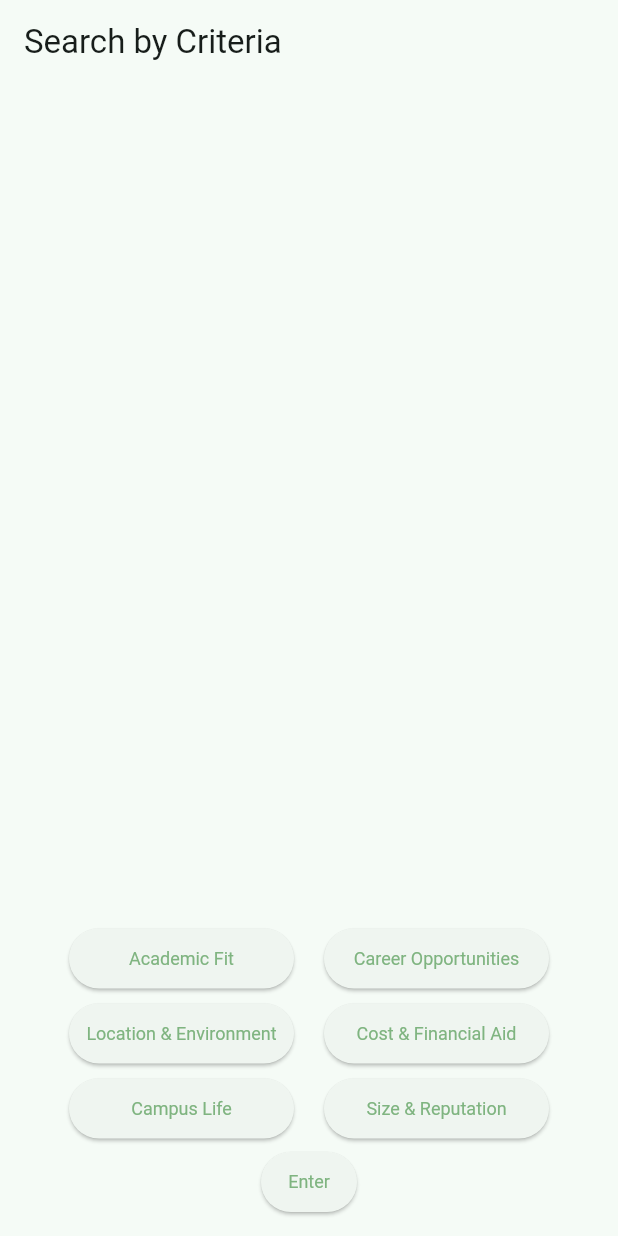
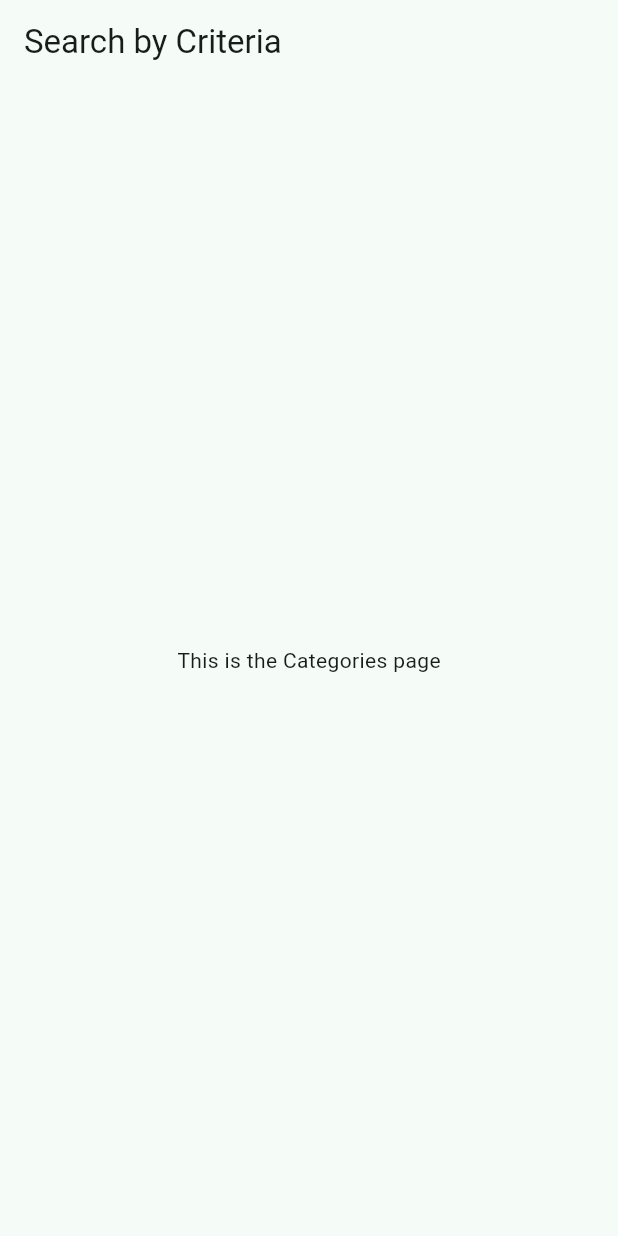
Before and after one commit to evelynyee27/iqp-demo, a Flutter app: the Categories screen opened by its route, on a phone screen of 412 x 824 dp. Run offline on Flutter 3.47's test engine with Material 3 defaults, Android fonts, the phone set to English and light mode, and no system bars; our stand-ins replace go_router.

```diff
--- /dev/null
+++ b/devtools_options.yaml
@@ -0,0 +1,3 @@
+description: This file stores settings for Dart & Flutter DevTools.
+documentation: https://docs.flutter.dev/tools/devtools/extensions#configure-extension-enablement-states
+extensions:
--- a/lib/categories.dart
+++ b/lib/categories.dart
@@ -3,97 +3,14 @@ import 'package:flutter/material.dart';
 class Categories extends StatelessWidget {
   const Categories({super.key});
 
-  void _submitCategories() {}
-
   @override
   Widget build(BuildContext context) {
-    List<String> leftCategories = [
-      "Academic Fit",
-      "Location & Environment",
-      "Campus Life",
-    ];
-
-    List<String> rightCategories = [
-      "Career Opportunities",
-      "Cost & Financial Aid",
-      "Size & Reputation",
-    ];
-
-    double buttonWidth = 150.0; // Set the fixed width for buttons
-
     return Scaffold(
-      appBar: AppBar(title: const Text('Search by Criteria')),
-
-      body: Padding(
-        padding: const EdgeInsets.all(2.0),
-        child: Column(
-          mainAxisAlignment: MainAxisAlignment.end,
-          crossAxisAlignment: CrossAxisAlignment.center,
-          children: [
-            Row(
-              mainAxisAlignment: MainAxisAlignment.center,
-              crossAxisAlignment: CrossAxisAlignment.center,
-              children: [
-                Column(
-                  crossAxisAlignment: CrossAxisAlignment.center,
-                  children: [
-                    ...leftCategories.map((label) {
-                      return Padding(
-                        padding: const EdgeInsets.symmetric(vertical: 1, horizontal: 5),
-                        child: SizedBox(
-                          width: buttonWidth,
-                          child: ElevatedButton(
-                            onPressed: _submitCategories,
-                            style: ElevatedButton.styleFrom(
-                              foregroundColor: Color(0xFF7fb480),
-                              textStyle: TextStyle(fontSize: 12),
-                              padding: EdgeInsets.symmetric(vertical: 5),
-                            ),
-                            child: Text(label),
-                          ),
-                        ),
-                      );
-                    }).toList(),
-                  ],
-                ),
-                const SizedBox(width: 10),
-                Column(
-                  crossAxisAlignment: CrossAxisAlignment.center,
-                  children: [
-                    ...rightCategories.map((label) {
-                      return Padding(
-                        padding: const EdgeInsets.symmetric(vertical: 1, horizontal: 5),
-                        child: SizedBox(
-                          width: buttonWidth,
-                          child: ElevatedButton(
-                            onPressed: _submitCategories,
-                            style: ElevatedButton.styleFrom(
-                              foregroundColor: Color(0xFF7fb480),
-                              textStyle: TextStyle(fontSize: 12),
-                              padding: EdgeInsets.symmetric(vertical: 5),
-                            ),
-                            child: Text(label),
-                          ),
-                        ),
-                      );
-                    }).toList(),
-                  ],
-                ),
-              ],
-            ),
-
-            ElevatedButton(
-              onPressed: _submitCategories,
-              style: ElevatedButton.styleFrom(
-                foregroundColor: Color(0xFF7fb480),
-                textStyle: TextStyle(fontSize: 12),
-                padding: EdgeInsets.symmetric(vertical: 10, horizontal: 5),
-              ),
-              child: const Text("Enter"),
-            ),
-            const SizedBox(width: 25, height: 10),
-          ],
-        ),
+      appBar: AppBar(
+        title: const Text('Search by Criteria'),
+      ),
+      body: const Center(
+        child: Text('This is the Categories page'),
       ),
     );
   }
```
Also changed, not shown: lib/chatbox_by_criteria.dart (+114 -93 lines).
